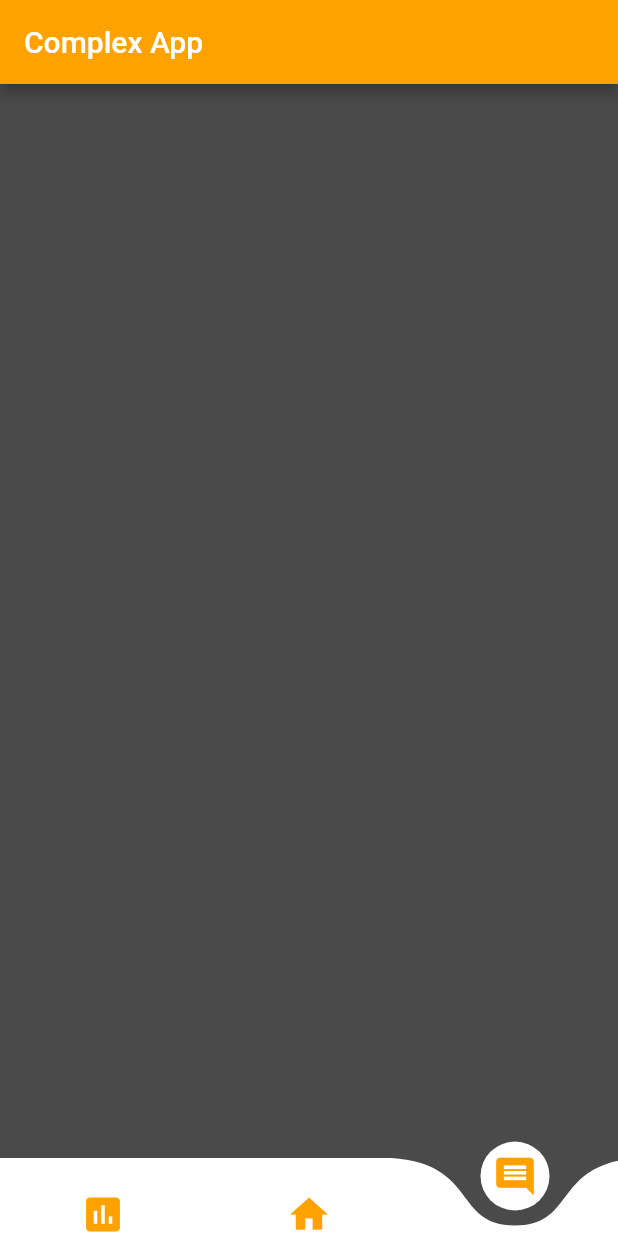
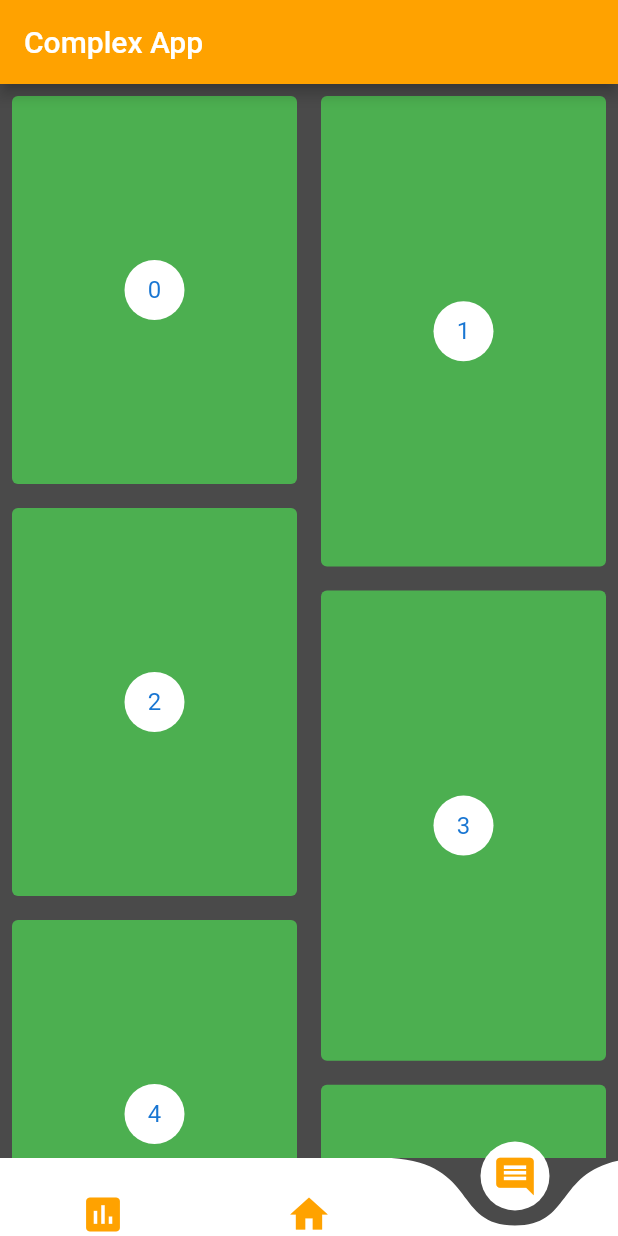
Before and after one commit to riansyahrobi8/UdemyFlutterCourses, a Flutter app: the screen it shows after launch, item 3 of the bottom bar chosen, on a phone screen of 412 x 824 dp. Run offline on Flutter 3.47's test engine with Material 2 defaults, Android fonts, the phone set to English and light mode, and no system bars; drawn by our look-alikes of curved_navigation_bar; our stand-ins replace cloud_firestore; accounts and stored records are empty.

Commit message:
edit ThirdPage.dart

```diff
--- a/lib/Pages/ThirdPage.dart
+++ b/lib/Pages/ThirdPage.dart
@@ -1,4 +1,5 @@
 import 'package:flutter/material.dart';
+import 'package:flutter_staggered_grid_view/flutter_staggered_grid_view.dart';
 
 class ThirdPage extends StatefulWidget {
   @override
@@ -10,6 +11,25 @@ class _ThirdPageState extends State<ThirdPage> {
   Widget build(BuildContext context) {
     return Scaffold(
       backgroundColor: Color(0xFF4A4A4A),
+      body: StaggeredGridView.countBuilder(
+        crossAxisCount: 6,
+        itemCount: 12,
+        itemBuilder: (BuildContext context, int index) => Container(
+          margin: EdgeInsets.all(8.0),
+          decoration: BoxDecoration(
+            borderRadius: BorderRadius.circular(4.0),
+            color: Colors.green,
+          ),
+          child: Center(
+            child: CircleAvatar(
+              backgroundColor: Colors.white,
+              child: Text("$index"),
+            ),
+          ),
+        ),
+        staggeredTileBuilder: (int index) =>
+            StaggeredTile.count(3, index.isEven ? 4 : 4.8),
+      ),
     );
   }
 }
--- a/pubspec.yaml
+++ b/pubspec.yaml
@@ -25,6 +25,7 @@ dependencies:
   cupertino_icons: ^0.1.2
   curved_navigation_bar: ^0.3.1
   cloud_firestore: ^0.13.0+1
+  flutter_staggered_grid_view: ^0.3.0
 
 dev_dependencies:
   flutter_test:
```
Also changed, not shown: pubspec.lock.
